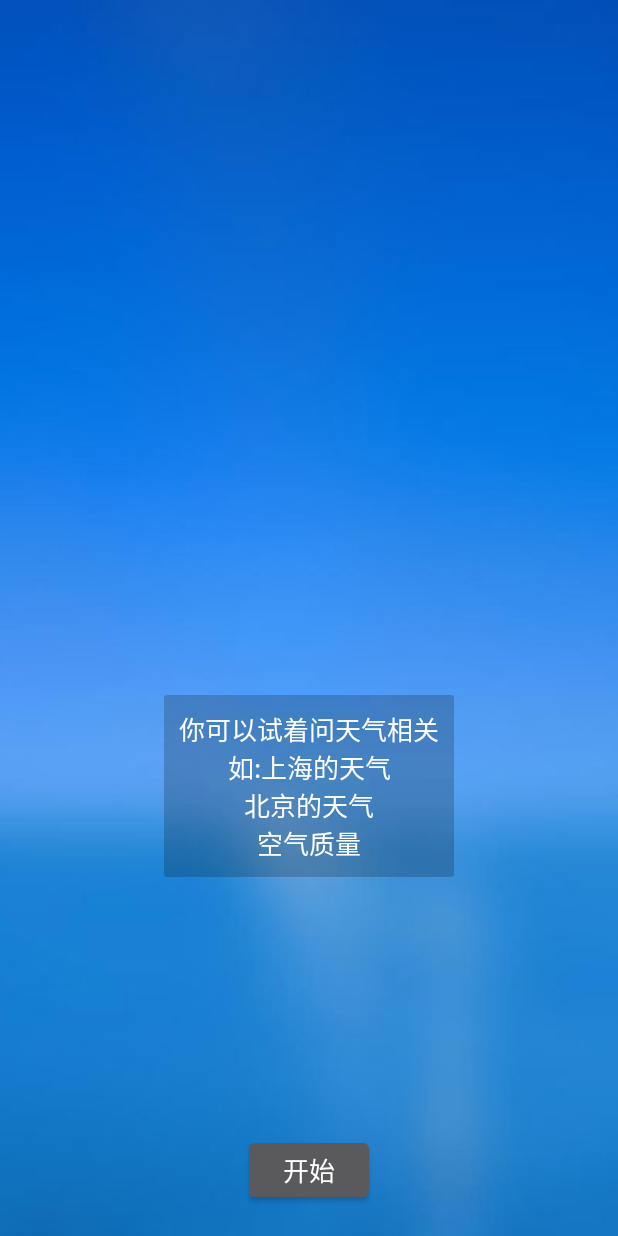
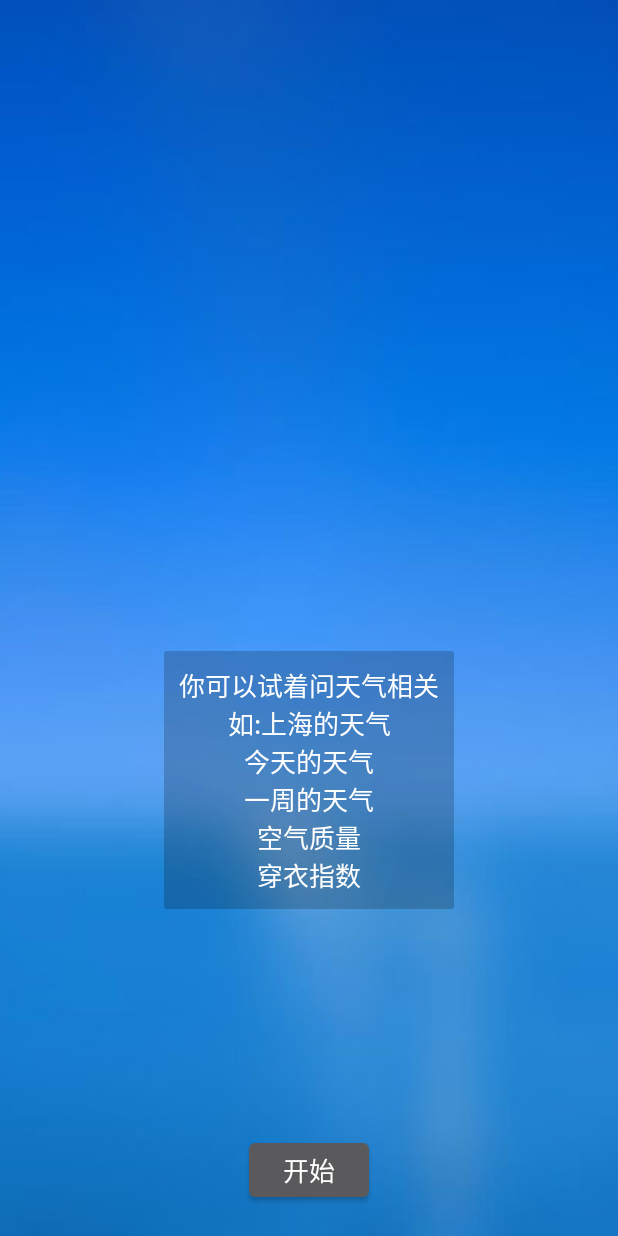
Before and after one commit to farinaZhang/open_weather, an Android app: the screen it shows after launch (WeatherMainActivity), on a phone screen of 412 x 824 dp. Run offline under Robolectric (Android 15) with nearby library versions, the phone set to English and light mode, and no system bars; our stand-ins replace ButterKnife.

Commit message:
增加显示  用户语音输入内容， 支持 语音 输入查看 穿衣指数、空气指数

```diff
--- a/openweatherdemo/src/main/java/com/sample/weatherdemo/adapter/WeatherListAdapter.java
+++ b/openweatherdemo/src/main/java/com/sample/weatherdemo/adapter/WeatherListAdapter.java
@@ -118,6 +118,8 @@ public class WeatherListAdapter extends BaseAdapter {
 			itemType = AQI_TYPE;
 		}else if(ShowType == 2){
 			itemType = FORECAST_TYPE;
+		}else if(ShowType == 4){
+			itemType = INDEX_TYPE;
 		}
 		if (convertView == null
 				|| !convertView.getTag().equals(
--- a/openweatherdemo/src/main/java/com/sample/weatherdemo/component/MessageConst.java
+++ b/openweatherdemo/src/main/java/com/sample/weatherdemo/component/MessageConst.java
@@ -11,6 +11,7 @@ public class MessageConst {
     public static final int CLENT_END_SPEECH_RECORDING = 10004;
     public static final int CLENT_START_SPEECH_RECORDING=10005;
     public static final int CLENT_SHOW_ERROR = 10006;
+    public static final int CLENT_SHOW_INPUT = 10007;
 
 
     public static final int SERVER_ACTION_RETURN_RESULT = 20000;
--- a/openweatherdemo/src/main/java/com/sample/weatherdemo/imain/WeatherMainActivity.java
+++ b/openweatherdemo/src/main/java/com/sample/weatherdemo/imain/WeatherMainActivity.java
@@ -53,6 +53,7 @@ public class WeatherMainActivity extends Activity implements ITaskManager {
     private WeatherListAdapter mWeatherAdapter;
     private FrameLayout mCurWeatherView;
 
+    private TextView mInput;
     // 当前天气的View
     private ImageView mCurWeatherIV;
     private TextView mCurWeatherTV;
@@ -63,9 +64,10 @@ public class WeatherMainActivity extends Activity implements ITaskManager {
 
     private Button mBtnStart;  //开始录音按键，完成录音自动发送给服务器（网络）获取数据；
     private String postID = "101020100";
-    private String CityName = "上海";
+    private final String DEFAULT_CITY="上海";
+    private String CityName = DEFAULT_CITY;
     private ContentResolver mContentResolver;
-    private int ShowType = 0;//0:全部天气数据； 1:空气质量 ,2: 一周天气,3:今天
+    private int ShowType = 0;//0:全部天气数据； 1:空气质量 ,2: 一周天气,3:今天 ,4: 天气指数
 
 
     @Override
@@ -90,6 +92,7 @@ public class WeatherMainActivity extends Activity implements ITaskManager {
     }
 
     private void initView() {
+        mInput = (TextView)findViewById(R.id.input_text);
         mBtnStart = (Button) findViewById(R.id.btn_start);
 
         mBackImage = (ImageView) findViewById(R.id.weather_background);
@@ -132,7 +135,7 @@ public class WeatherMainActivity extends Activity implements ITaskManager {
             public void handleMessage(Message msg) {
                 switch (msg.what) {
                     case MessageConst.CLENT_SHOW_ERROR: {
-                        T.showShort(WeatherMainActivity.this, "刷新失败...");
+                        T.showShort(WeatherMainActivity.this, "刷新失败...请再试一次");
                         break;
                     }
                 }
@@ -154,12 +157,16 @@ public class WeatherMainActivity extends Activity implements ITaskManager {
                         mBtnStart.setText("开始");
                         break;
 
+                    case MessageConst.CLENT_SHOW_INPUT:{
+                        mInput.setText((String)msg.obj);
+                        break;
+                    }
                     case MessageConst.SERVER_ACTION_RETURN_RESULT: {
                         if(msg.arg1 == 0){
                             String temp = (String)msg.obj;
                             if(temp.equals("今天")){
                                 ShowType = 3;
-                            }else if(temp.equals("明天")||temp.equals("后天")){
+                            }else if(temp.equals("明天")||temp.equals("后天")||temp.equals("一周")){
                                 ShowType = 2;
                             }else{
                                 ShowType = msg.arg1;
@@ -185,6 +192,7 @@ public class WeatherMainActivity extends Activity implements ITaskManager {
                             new WeatherTask(postID).execute(true);
                         } else {
                             T.showShort(WeatherMainActivity.this, "城市不存在，刷新失败...");
+                            CityName =DEFAULT_CITY; //当城市名不存在时，还原城市名，默认上海
                         }
 
                         break;
--- a/openweatherdemo/src/main/res/layout/activity_weather.xml
+++ b/openweatherdemo/src/main/res/layout/activity_weather.xml
@@ -16,6 +16,14 @@
         android:layout_height="match_parent"
         android:orientation="vertical">
 
+        <TextView android:id="@+id/input_text"
+            android:layout_width="match_parent"
+            android:layout_height="wrap_content"
+            android:singleLine="false"
+            style="@style/Label"
+            android:layout_marginLeft="10dp"
+            android:layout_marginTop="10dp"
+            android:layout_marginRight="10dp"/>
         <RelativeLayout
             android:id="@+id/container"
             android:layout_width="match_parent"
@@ -39,7 +47,8 @@
                     android:layout_width="wrap_content"
                     android:layout_height="wrap_content"
                     android:layout_marginLeft="@dimen/margin_sm"
-                    android:layout_marginRight="@dimen/margin_sm">
+                    android:layout_marginRight="@dimen/margin_sm"
+                    android:visibility="gone">
                     <include
                         layout="@layout/weather_current_condition"
                         android:background="@android:color/transparent"
--- a/openweatherdemo/src/main/res/values/strings.xml
+++ b/openweatherdemo/src/main/res/values/strings.xml
@@ -5,7 +5,7 @@
     <string name="hello_world">Hello world!</string>
     <string name="action_settings">Settings</string>
 
-    <string name="tip_text">你可以试着问天气相关\n如:上海的天气\n北京的天气\n空气质量</string>
+    <string name="tip_text">你可以试着问天气相关\n如:上海的天气\n今天的天气\n一周的天气\n空气质量\n穿衣指数</string>
 
 
     <string name="press_again_exit">再按一次退出</string>
```
Also changed, not shown: openweatherdemo/src/main/java/com/sample/weatherdemo/imain/VoiceSdkService.java (+9 -1 lines), 2 other files.
